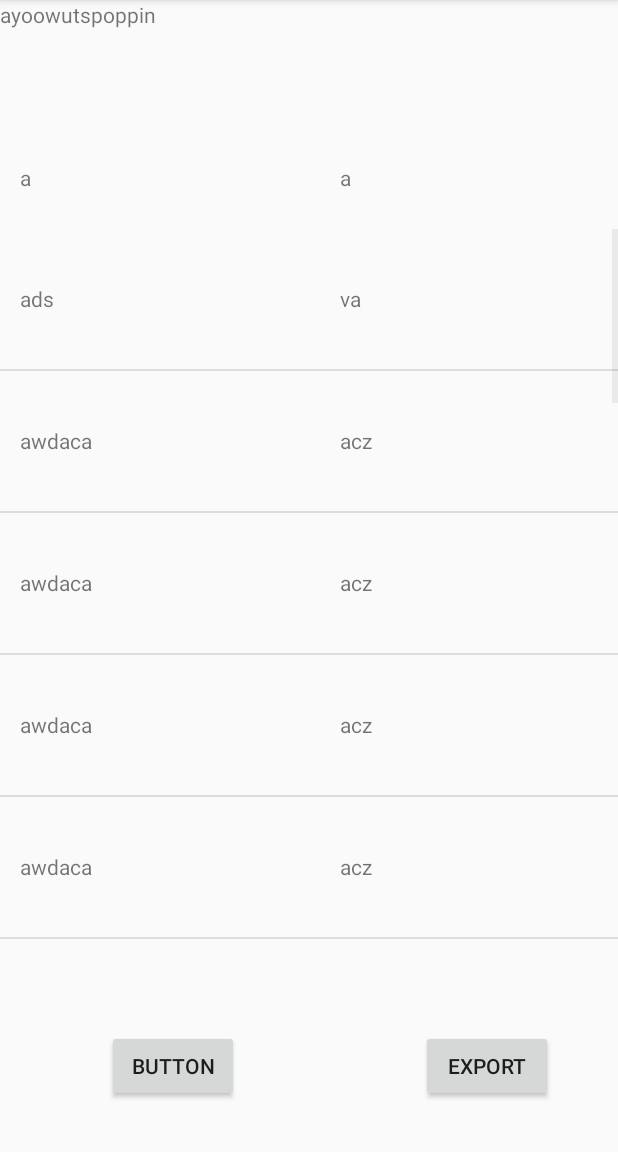
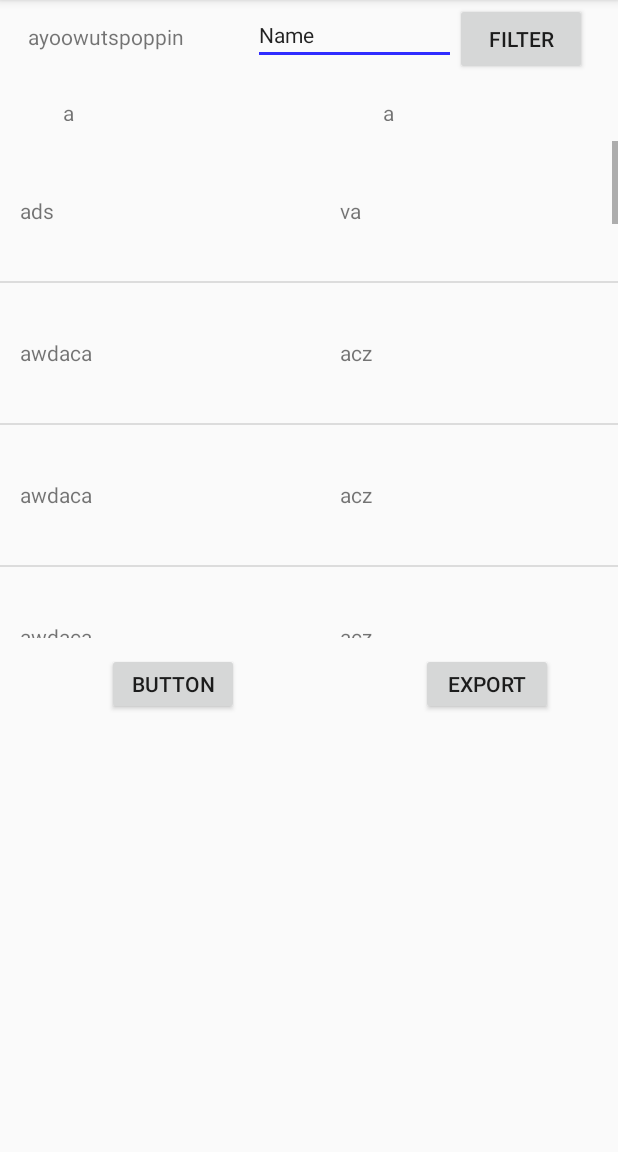
Before and after one commit to jkuklis/PersonalDictionary, an Android app: the DictionaryShow screen opened directly, with no data from a screen before it, on a phone screen of 412 x 824 dp, the part 84-1236 px from its top. Run offline under Robolectric (Android 15) with nearby library versions, the phone set to English and light mode, and no system bars; 1 statement that could not run was skipped.

Commit message:
Strange layout

```diff
--- a/app/src/main/res/layout/activity_dictionary_show.xml
+++ b/app/src/main/res/layout/activity_dictionary_show.xml
@@ -1,46 +1,115 @@
 <?xml version="1.0" encoding="utf-8"?>
-<LinearLayout xmlns:android="http://schemas.android.com/apk/res/android"
+<android.support.constraint.ConstraintLayout xmlns:android="http://schemas.android.com/apk/res/android"
+    xmlns:app="http://schemas.android.com/apk/res-auto"
+    xmlns:tools="http://schemas.android.com/tools"
     android:orientation="vertical"
     android:layout_width="match_parent"
     android:layout_height="match_parent"
     android:weightSum="1">
 
-    <TextView
-        android:id="@+id/textView3"
-        android:layout_width="match_parent"
-        android:layout_height="wrap_content"
-        android:text="ayoowutspoppin"
-        android:layout_weight="0.21" />
+    <android.support.constraint.ConstraintLayout
+        android:layout_width="385dp"
+        android:layout_height="52dp"
+        android:layout_weight="0.20"
+        tools:layout_editor_absoluteY="3dp"
+        android:id="@+id/constraintLayout"
+        app:layout_constraintLeft_toLeftOf="parent"
+        app:layout_constraintRight_toRightOf="parent">
 
-    <LinearLayout
-        android:layout_width="match_parent"
-        android:layout_height="14dp"
-        android:id="@+id/layout"
-        android:orientation="horizontal"
-        android:layout_weight="0.12"></LinearLayout>
+        <TextView
+            android:id="@+id/textView3"
+            android:layout_width="147dp"
+            android:layout_height="37dp"
+            android:layout_alignBottom="@+id/editText2"
+            android:layout_alignParentLeft="true"
+            android:layout_alignParentStart="true"
+            android:layout_alignTop="@+id/editText2"
+            android:layout_marginLeft="98dp"
+            android:text="ayoowutspoppin"
+            app:layout_constraintBottom_toBottomOf="parent"
+            app:layout_constraintLeft_toLeftOf="parent"
+            app:layout_constraintTop_toTopOf="parent"
+            app:layout_constraintVertical_bias="1.0"
+            android:layout_marginStart="5dp" />
+
+        <Button
+            android:id="@+id/button6"
+            android:layout_width="88dp"
+            android:layout_height="48dp"
+            android:layout_alignParentEnd="true"
+            android:layout_alignParentRight="true"
+            android:layout_centerVertical="true"
+            android:layout_marginRight="4dp"
+            android:text="Filter"
+            app:layout_constraintBottom_toBottomOf="parent"
+            app:layout_constraintRight_toRightOf="parent"
+            app:layout_constraintTop_toTopOf="parent"
+            android:layout_marginEnd="7dp" />
+
+        <EditText
+            android:id="@+id/editText2"
+            android:layout_width="135dp"
+            android:layout_height="35dp"
+            android:layout_centerVertical="true"
+            android:layout_marginBottom="10dp"
+            android:layout_marginTop="8dp"
+            android:layout_toRightOf="@+id/textView3"
+            android:ems="10"
+            android:inputType="textPersonName"
+            android:text="Name"
+            android:textSize="14sp"
+            app:layout_constraintBottom_toBottomOf="parent"
+            app:layout_constraintHorizontal_bias="0.62"
+            app:layout_constraintLeft_toLeftOf="parent"
+            app:layout_constraintRight_toRightOf="parent"
+            app:layout_constraintTop_toTopOf="parent"
+            app:layout_constraintVertical_bias="0.0" />
+    </android.support.constraint.ConstraintLayout>
 
     <ListView
         android:id="@+id/listview"
         android:layout_width="wrap_content"
         android:layout_height="331dp"
+        android:layout_marginTop="0dp"
+        android:layout_weight="0.41"
         android:visibility="visible"
-        android:layout_weight="0.41" />
+        app:layout_constraintHorizontal_bias="0.0"
+        app:layout_constraintLeft_toLeftOf="parent"
+        app:layout_constraintRight_toRightOf="parent"
+        app:layout_constraintTop_toBottomOf="@+id/layout" />
+
+    <LinearLayout
+        android:id="@+id/layout"
+        android:layout_width="382dp"
+        android:layout_height="42dp"
+        android:layout_marginRight="1dp"
+        android:layout_marginTop="0dp"
+        android:layout_weight="0.19"
+        android:orientation="horizontal"
+        app:layout_constraintRight_toRightOf="parent"
+        app:layout_constraintTop_toBottomOf="@+id/constraintLayout"></LinearLayout>
 
     <RelativeLayout
-        android:layout_width="match_parent"
+        android:id="@+id/relativeLayout"
+        android:layout_width="0dp"
         android:layout_height="41dp"
-        android:layout_weight="0.17">
+        android:layout_marginTop="10dp"
+        android:layout_weight="0.17"
+        app:layout_constraintHorizontal_bias="0.0"
+        app:layout_constraintLeft_toLeftOf="parent"
+        app:layout_constraintRight_toRightOf="parent"
+        app:layout_constraintTop_toBottomOf="@+id/listview">
 
         <Button
             android:id="@+id/button3"
             android:layout_width="wrap_content"
             android:layout_height="wrap_content"
+            android:layout_alignParentBottom="true"
+            android:layout_alignParentLeft="true"
+            android:layout_alignParentStart="true"
             android:layout_marginLeft="71dp"
             android:layout_marginStart="71dp"
-            android:text="Button"
-            android:layout_alignParentBottom="true"
-            android:layout_alignParentLeft="true"
-            android:layout_alignParentStart="true" />
+            android:text="Button" />
 
         <Button
             android:id="@+id/button7"
@@ -55,7 +124,7 @@
             android:text="Export" />
     </RelativeLayout>
 
-</LinearLayout>
+</android.support.constraint.ConstraintLayout>
 
 <!--<android.support.constraint.ConstraintLayout xmlns:android="http://schemas.android.com/apk/res/android"-->
     <!--xmlns:app="http://schemas.android.com/apk/res-auto"-->
```
